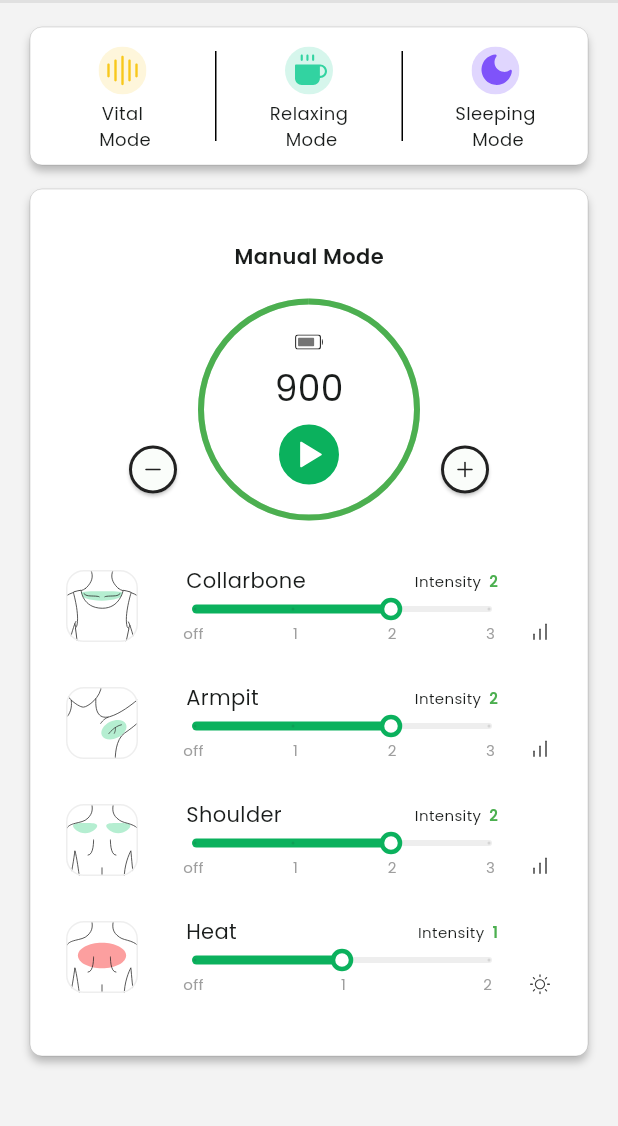
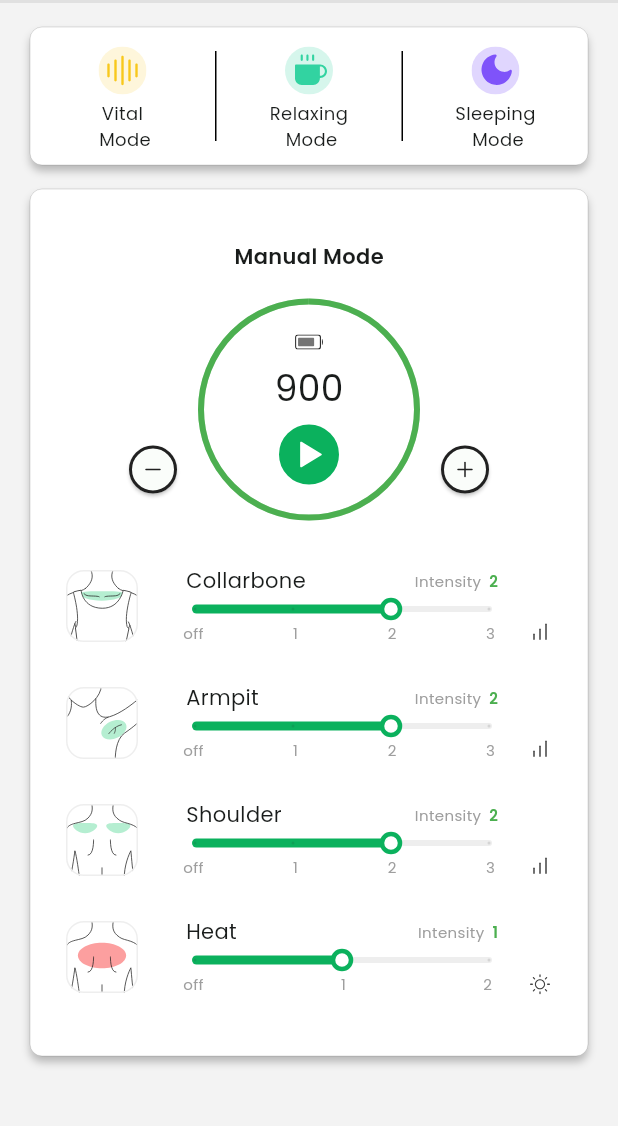
Before and after one commit to kwakdeung/lymphowear_remote_app, a Flutter app: the HomeDefault screen opened directly, on a phone screen of 412 x 824 dp, the part 81-1207 px from its top. Run offline on Flutter 3.47's test engine with Material 2 defaults, Android fonts, the phone set to English and light mode, and no system bars; our stand-ins replace flutter_svg.

Commit message:
modifying slider text

```diff
--- a/lib/components/home/armpit.dart
+++ b/lib/components/home/armpit.dart
@@ -41,13 +41,11 @@ class _ArmpitState extends State<Armpit> {
                             fontWeight: FontWeight.w400),
                       ),
                       const Spacer(),
-                      const Text(
-                        'Intensity',
-                        style: TextStyle(
-                          fontSize: 10,
-                          fontFamily: "Poppins",
-                        ),
-                      ),
+                      const Text('Intensity',
+                          style: TextStyle(
+                              color: Color(0xff9E9E9E),
+                              fontFamily: "Poppins",
+                              fontSize: 10)),
                       Text(
                         '  ${armpitValue.round()}',
                         style: const TextStyle(
--- a/lib/components/home/collarbone.dart
+++ b/lib/components/home/collarbone.dart
@@ -41,13 +41,11 @@ class _CollarboneState extends State<Collarbone> {
                             fontWeight: FontWeight.w400),
                       ),
                       const Spacer(),
-                      const Text(
-                        'Intensity',
-                        style: TextStyle(
-                          fontSize: 10,
-                          fontFamily: "Poppins",
-                        ),
-                      ),
+                      const Text('Intensity',
+                          style: TextStyle(
+                              color: Color(0xff9E9E9E),
+                              fontFamily: "Poppins",
+                              fontSize: 10)),
                       Text(
                         '  ${colloarboneValue.round()}',
                         style: const TextStyle(
--- a/lib/components/home/heat.dart
+++ b/lib/components/home/heat.dart
@@ -41,13 +41,11 @@ class _HeatState extends State<Heat> {
                             fontWeight: FontWeight.w400),
                       ),
                       const Spacer(),
-                      const Text(
-                        'Intensity',
-                        style: TextStyle(
-                          fontSize: 10,
-                          fontFamily: "Poppins",
-                        ),
-                      ),
+                      const Text('Intensity',
+                          style: TextStyle(
+                              color: Color(0xff9E9E9E),
+                              fontFamily: "Poppins",
+                              fontSize: 10)),
                       Text(
                         '  ${heatValue.round()}',
                         style: const TextStyle(
--- a/lib/components/home/shoulder.dart
+++ b/lib/components/home/shoulder.dart
@@ -41,13 +41,11 @@ class _ShoulderState extends State<Shoulder> {
                             fontWeight: FontWeight.w400),
                       ),
                       const Spacer(),
-                      const Text(
-                        'Intensity',
-                        style: TextStyle(
-                          fontSize: 10,
-                          fontFamily: "Poppins",
-                        ),
-                      ),
+                      const Text('Intensity',
+                          style: TextStyle(
+                              color: Color(0xff9E9E9E),
+                              fontFamily: "Poppins",
+                              fontSize: 10)),
                       Text(
                         '  ${shoulderValue.round()}',
                         style: const TextStyle(
```
